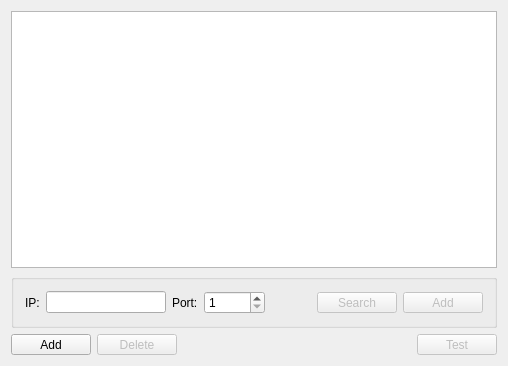
This is src/imclient/networkmanager/servermanagerwindow.ui in ihehui/messenger as Qt 5 draws it before an edit. The edited form follows.
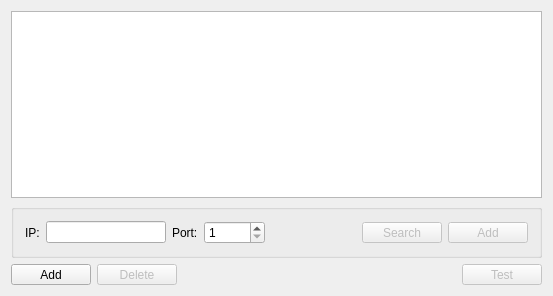
This is the edited form. Icons and pictures are not drawn.

Diff of the .ui file:
```diff
--- a/src/imclient/networkmanager/servermanagerwindow.ui
+++ b/src/imclient/networkmanager/servermanagerwindow.ui
@@ -6,8 +6,8 @@
    <rect>
     <x>0</x>
     <y>0</y>
-    <width>508</width>
-    <height>366</height>
+    <width>553</width>
+    <height>296</height>
    </rect>
   </property>
   <property name="windowTitle">
@@ -103,6 +103,13 @@
         <property name="text">
          <string>Search</string>
         </property>
+        <property name="icon">
+         <iconset resource="../resources.qrc">
+          <normaloff>:/resources/images/find.png</normaloff>:/resources/images/find.png</iconset>
+        </property>
+        <property name="toolButtonStyle">
+         <enum>Qt::ToolButtonTextBesideIcon</enum>
+        </property>
        </widget>
       </item>
       <item row="0" column="6">
@@ -125,6 +132,13 @@
         <property name="text">
          <string>Add</string>
         </property>
+        <property name="icon">
+         <iconset resource="../resources.qrc">
+          <normaloff>:/resources/images/addtab.png</normaloff>:/resources/images/addtab.png</iconset>
+        </property>
+        <property name="toolButtonStyle">
+         <enum>Qt::ToolButtonTextBesideIcon</enum>
+        </property>
        </widget>
       </item>
      </layout>
@@ -152,6 +166,9 @@
        <property name="checkable">
         <bool>true</bool>
        </property>
+       <property name="toolButtonStyle">
+        <enum>Qt::ToolButtonTextBesideIcon</enum>
+       </property>
       </widget>
      </item>
      <item>
@@ -174,6 +191,13 @@
        <property name="text">
         <string>Delete</string>
        </property>
+       <property name="icon">
+        <iconset resource="../resources.qrc">
+         <normaloff>:/resources/images/closetab.png</normaloff>:/resources/images/closetab.png</iconset>
+       </property>
+       <property name="toolButtonStyle">
+        <enum>Qt::ToolButtonTextBesideIcon</enum>
+       </property>
       </widget>
      </item>
      <item>
@@ -209,6 +233,13 @@
        <property name="text">
         <string>Test</string>
        </property>
+       <property name="icon">
+        <iconset resource="../resources.qrc">
+         <normaloff>:/resources/images/verifying.gif</normaloff>:/resources/images/verifying.gif</iconset>
+       </property>
+       <property name="toolButtonStyle">
+        <enum>Qt::ToolButtonTextBesideIcon</enum>
+       </property>
       </widget>
      </item>
     </layout>
```
Left out of the diff: 22 changed lines with no effect on the pictures.
